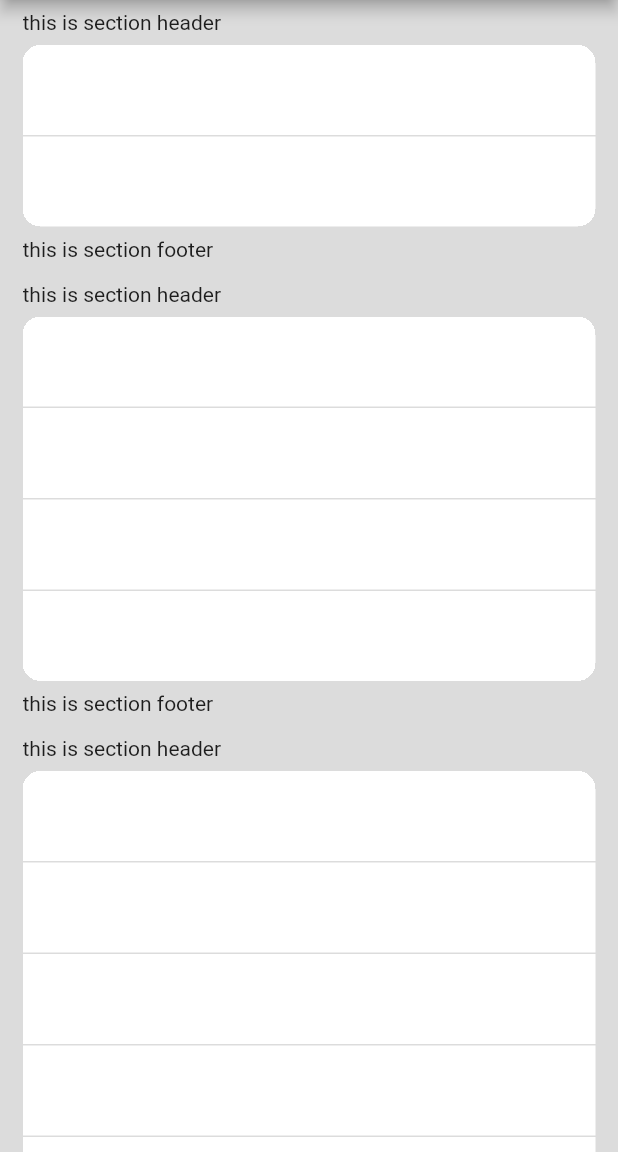
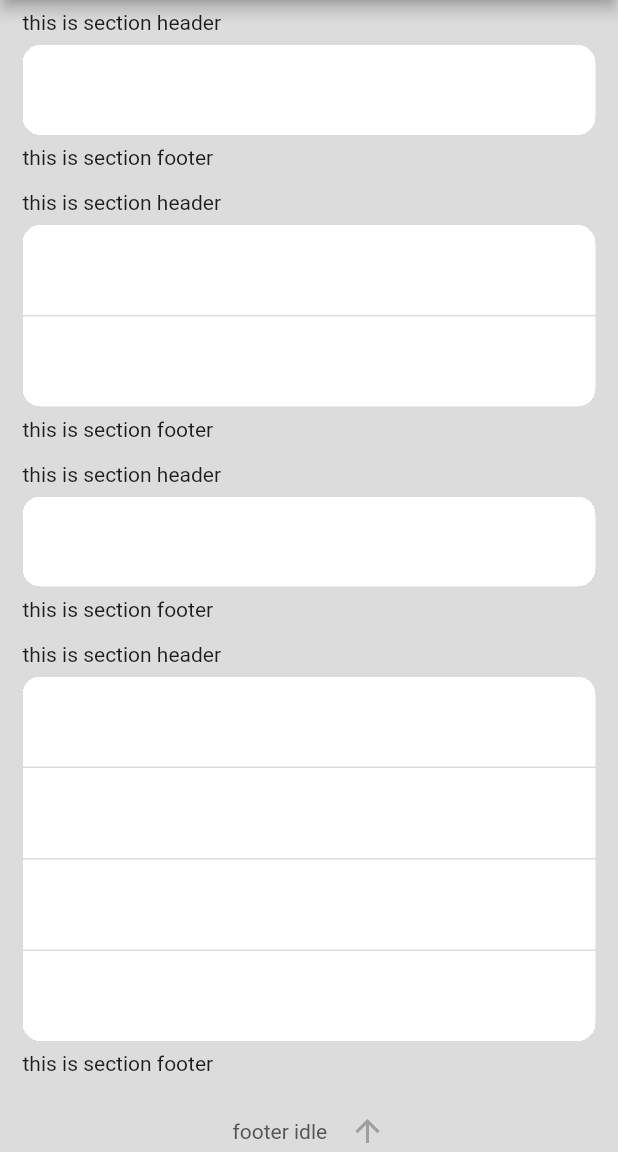
Before and after one commit to Oooooori/CupertinoTableView, a Flutter app: the screen it shows after launch, on a phone screen of 412 x 824 dp, the part 84-1236 px from its top. Run offline on Flutter 3.47's test engine with Material 2 defaults, Android fonts, the phone set to English and light mode, and no system bars.

Commit message:
feat: 单行section不再使用listView嵌套

```diff
--- a/example/lib/main.dart
+++ b/example/lib/main.dart
@@ -27,7 +27,7 @@ class _CupertinoTableViewDemoState extends State<CupertinoTableViewDemo> {
   late CupertinoTableViewDelegate tableViewDelegate;
   late RefreshConfig refreshConfig;
 
-  int numberOfSections = 3;
+  int numberOfSections = 5;
 
   @override
   void initState() {
@@ -50,7 +50,7 @@ class _CupertinoTableViewDemoState extends State<CupertinoTableViewDemo> {
   CupertinoTableViewDelegate generateDelegate() {
     return CupertinoTableViewDelegate(
       numberOfSectionsInTableView: () => numberOfSections,
-      numberOfRowsInSection: (section) => (section + 1) * 2,
+      numberOfRowsInSection: (section) => section.isOdd ? 1 : section,
       cellForRowAtIndexPath: (context, indexPath) => Container(
         height: 60,
         color: Colors.white,
@@ -105,7 +105,7 @@ class _CupertinoTableViewDemoState extends State<CupertinoTableViewDemo> {
           Future.delayed(Duration(seconds: 3), () {
             controller.refreshHeaderStatus = RefreshStatus.completed;
             setState(() {
-              numberOfSections = 3;
+              numberOfSections = 10;
             });
           });
         }
@@ -115,7 +115,7 @@ class _CupertinoTableViewDemoState extends State<CupertinoTableViewDemo> {
           Future.delayed(Duration(seconds: 3), () {
             controller.refreshFooterStatus = RefreshStatus.completed;
             setState(() {
-              numberOfSections = 5;
+              numberOfSections = 15;
             });
           });
         }
--- a/lib/table_view/cupertino_table_view.dart
+++ b/lib/table_view/cupertino_table_view.dart
@@ -140,6 +140,7 @@ class _CupertinoTableViewState extends State<CupertinoTableView> {
       return const SizedBox.shrink();
     }
     BoxDecoration? decoration = widget.delegate.decorationForSection?.call(context, section);
+    bool singleRowSection = numberOfRowInSection == 1;
     return Column(
       children: [
         _buildHeaderInSection(context, section),
@@ -147,7 +148,9 @@ class _CupertinoTableViewState extends State<CupertinoTableView> {
           clipBehavior: decoration == null ? Clip.none : Clip.hardEdge,
           margin: widget.delegate.marginForSection,
           decoration: decoration,
-          child: ListView.separated(
+          child: singleRowSection
+              ? _buildCell(context, IndexPath(section: section, row: 0))
+              : ListView.separated(
                   shrinkWrap: true,
                   physics: const NeverScrollableScrollPhysics(),
                   itemCount: numberOfRowInSection,
```
Lines whose indentation alone changed are shown as unchanged.
